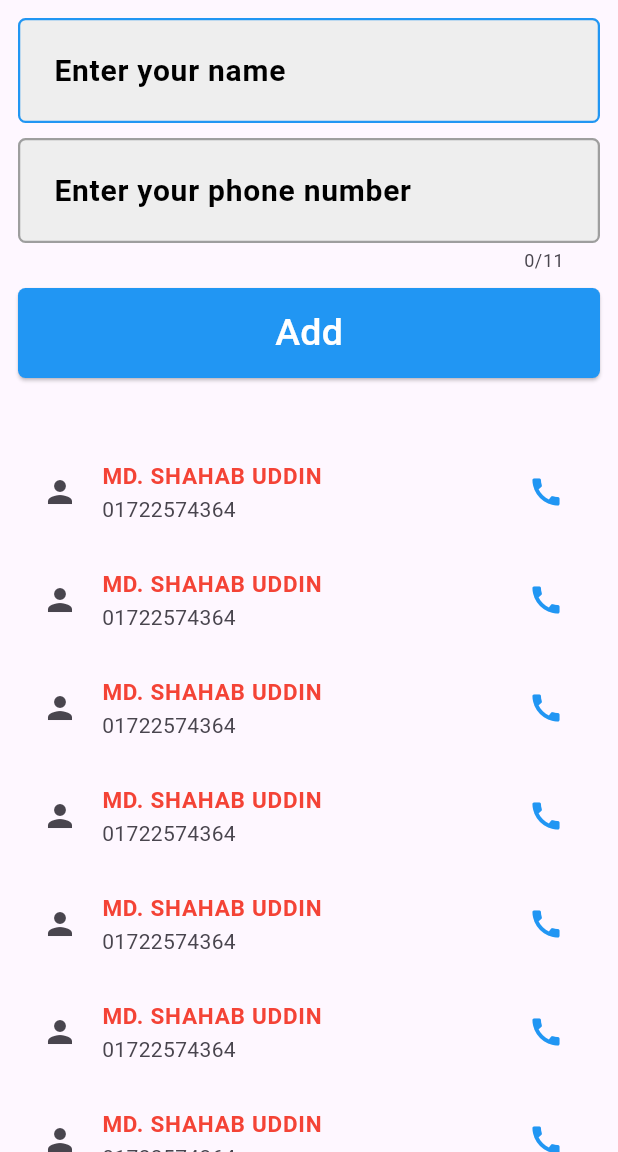
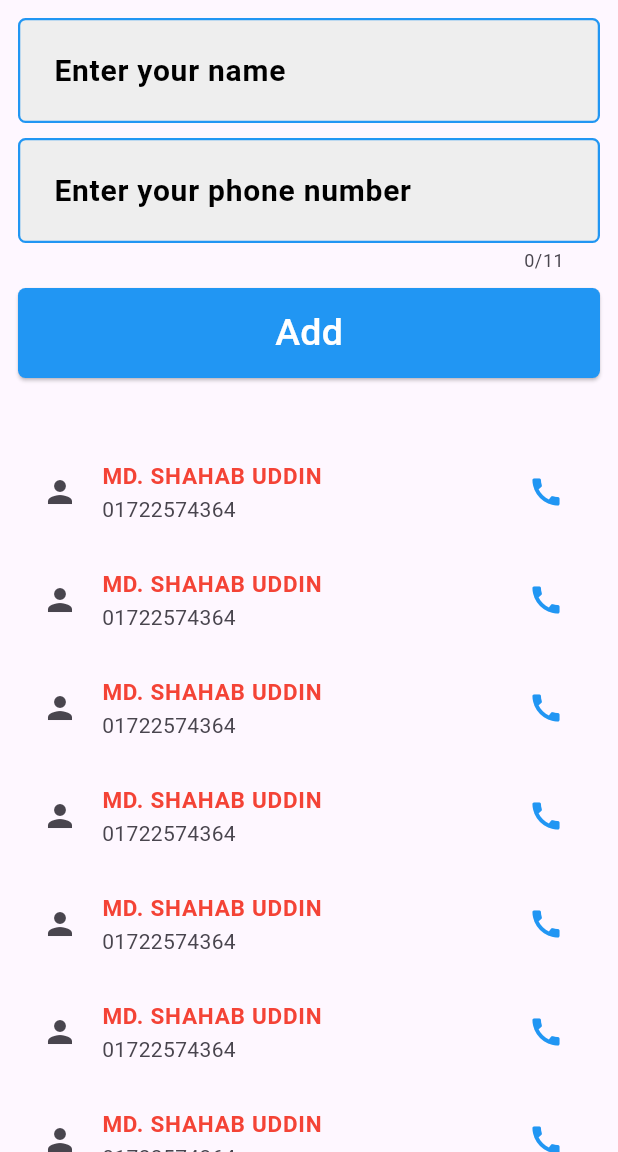
Before and after one commit to heyshahabuddin/contact-list, a Flutter app: the screen it shows after launch, on a phone screen of 412 x 824 dp, the part 84-1236 px from its top. Run offline on Flutter 3.47's test engine with Material 3 defaults, Android fonts, the phone set to English and light mode, and no system bars.

Commit message:
contact list-final

```diff
--- a/lib/contact_list.dart
+++ b/lib/contact_list.dart
@@ -81,7 +81,7 @@ class ContactList extends StatelessWidget {
                   enabledBorder: OutlineInputBorder(
                       borderRadius: BorderRadius.circular(5),
                       borderSide: BorderSide(
-                        color: Colors.grey,
+                        color: Colors.blue,
                         width: 1.5,
                       )
                   ),
```
